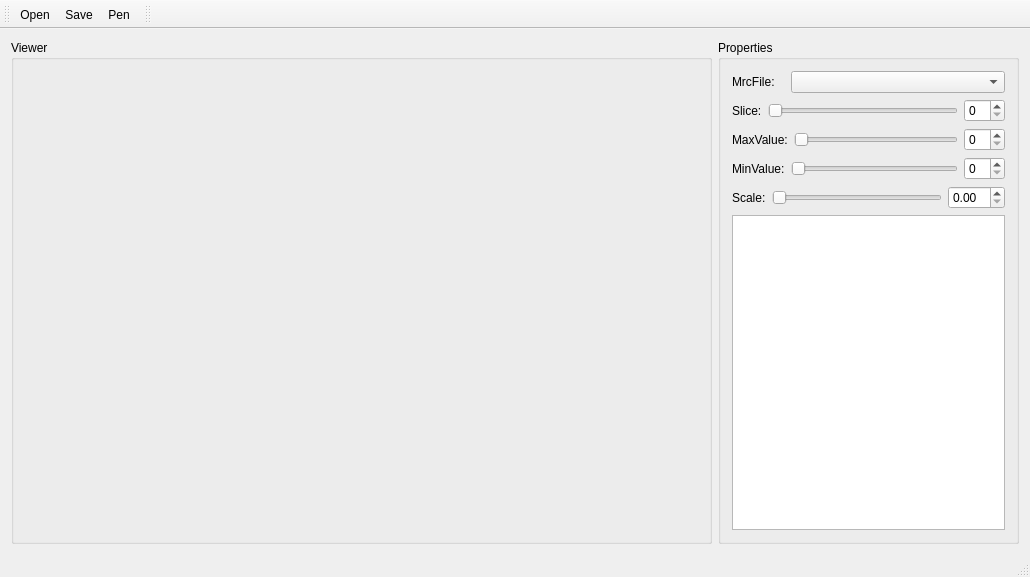
Before: the Qt Designer form mainwindow.ui in yslib/EMExplorer, drawn with Qt 5.
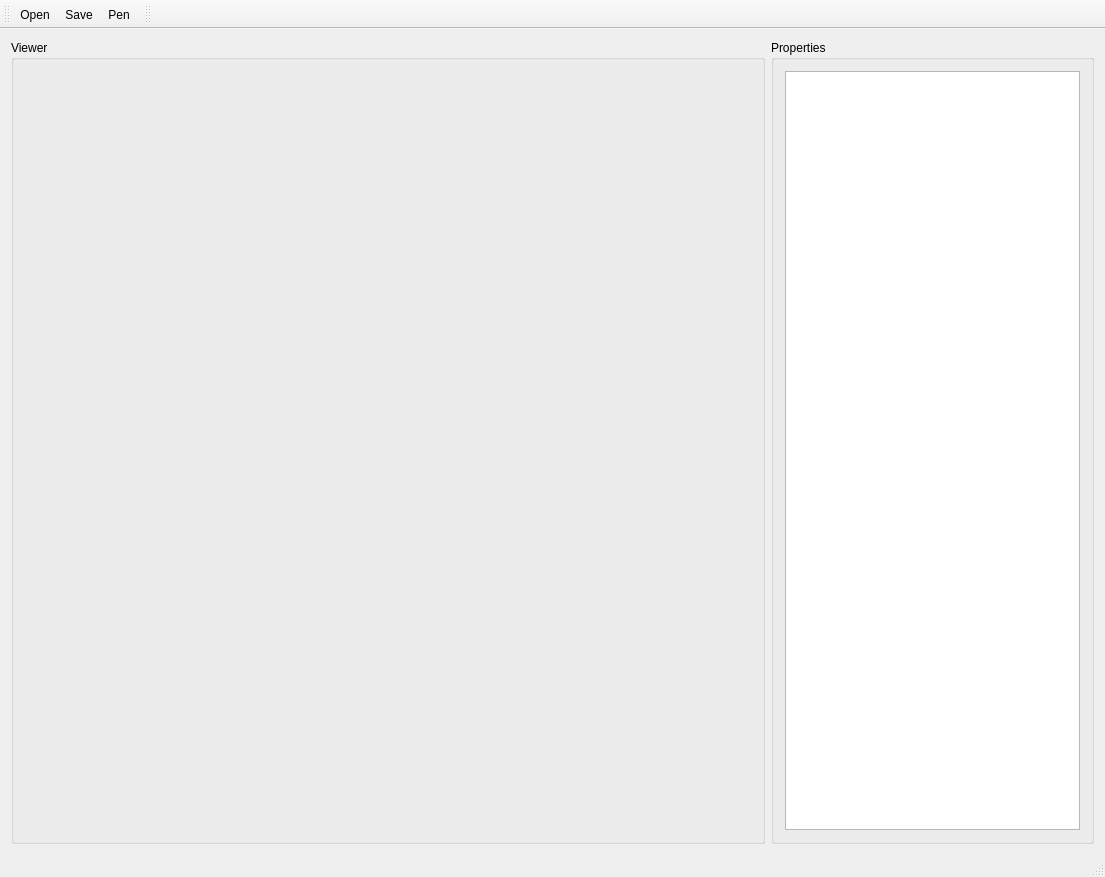
After: the same form once the commit is applied.

The edit to the form file:
```diff
--- a/mainwindow.ui
+++ b/mainwindow.ui
@@ -6,8 +6,8 @@
    <rect>
     <x>0</x>
     <y>0</y>
-    <width>1030</width>
-    <height>577</height>
+    <width>1105</width>
+    <height>877</height>
    </rect>
   </property>
   <property name="sizePolicy">
@@ -39,108 +39,6 @@
          <string>Properties</string>
         </property>
         <layout class="QGridLayout" name="gridLayout_2">
-         <item row="0" column="0">
-          <layout class="QVBoxLayout" name="leftVLayout">
-           <item>
-            <layout class="QHBoxLayout" name="horizontalLayout_6" stretch="2,8">
-             <item>
-              <widget class="QLabel" name="label_5">
-               <property name="text">
-                <string>MrcFile:</string>
-               </property>
-              </widget>
-             </item>
-             <item>
-              <widget class="QComboBox" name="mrcFileCBox"/>
-             </item>
-            </layout>
-           </item>
-           <item>
-            <layout class="QHBoxLayout" name="horizontalLayout_2">
-             <item>
-              <widget class="QLabel" name="label">
-               <property name="text">
-                <string>Slice:</string>
-               </property>
-              </widget>
-             </item>
-             <item>
-              <widget class="QSlider" name="sliceSlider">
-               <property name="orientation">
-                <enum>Qt::Horizontal</enum>
-               </property>
-              </widget>
-             </item>
-             <item>
-              <widget class="QSpinBox" name="sliceSpinBox"/>
-             </item>
-            </layout>
-           </item>
-           <item>
-            <layout class="QHBoxLayout" name="horizontalLayout_3">
-             <item>
-              <widget class="QLabel" name="label_2">
-               <property name="text">
-                <string>MaxValue:</string>
-               </property>
-              </widget>
-             </item>
-             <item>
-              <widget class="QSlider" name="maxGraySlider">
-               <property name="orientation">
-                <enum>Qt::Horizontal</enum>
-               </property>
-              </widget>
-             </item>
-             <item>
-              <widget class="QSpinBox" name="maxGraySpinBox"/>
-             </item>
-            </layout>
-           </item>
-           <item>
-            <layout class="QHBoxLayout" name="horizontalLayout_4">
-             <item>
-              <widget class="QLabel" name="label_3">
-               <property name="text">
-                <string>MinValue:</string>
-               </property>
-              </widget>
-             </item>
-             <item>
-              <widget class="QSlider" name="minGraySlider">
-               <property name="orientation">
-                <enum>Qt::Horizontal</enum>
-               </property>
-              </widget>
-             </item>
-             <item>
-              <widget class="QSpinBox" name="minGraySpinBox"/>
-             </item>
-            </layout>
-           </item>
-           <item>
-            <layout class="QHBoxLayout" name="horizontalLayout_5">
-             <item>
-              <widget class="QLabel" name="label_4">
-               <property name="text">
-                <string>Scale:</string>
-               </property>
-              </widget>
-             </item>
-             <item>
-              <widget class="QSlider" name="scaleSlider">
-               <property name="orientation">
-                <enum>Qt::Horizontal</enum>
-               </property>
-              </widget>
-             </item>
-             <item>
-              <widget class="QDoubleSpinBox" name="scaleSpinBox"/>
-             </item>
-            </layout>
-           </item>
-          </layout>
-         </item>
          <item row="1" column="0">
           <widget class="QTextEdit" name="textEdit">
            <property name="readOnly">
```
Left out of the diff: 5 changed lines with no effect on the pictures.
